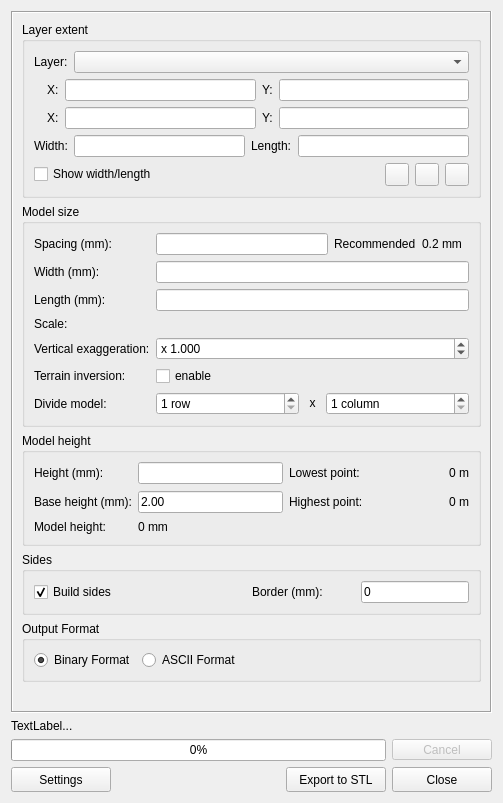
Above: DEMto3D_Dialog/DEMto3D_dialog_base.ui from jawensi/DEMto3D-QGIS-Plugin before the change. Below: the same form after it.
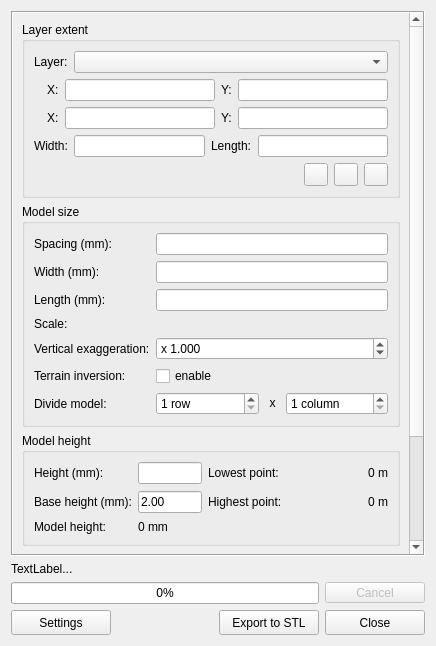
That is the form after the change. Icons and pictures are not drawn. Custom widgets are drawn as their Qt base class.

What changed in the file:
```diff
--- a/DEMto3D_Dialog/DEMto3D_dialog_base.ui
+++ b/DEMto3D_Dialog/DEMto3D_dialog_base.ui
@@ -9,8 +9,8 @@
    <rect>
     <x>0</x>
     <y>0</y>
-    <width>503</width>
-    <height>803</height>
+    <width>436</width>
+    <height>646</height>
    </rect>
   </property>
   <property name="windowTitle">
@@ -40,8 +40,8 @@
        <rect>
         <x>0</x>
         <y>0</y>
-        <width>456</width>
-        <height>686</height>
+        <width>402</width>
+        <height>681</height>
        </rect>
       </property>
       <layout class="QVBoxLayout" name="verticalLayout_8">
@@ -213,13 +213,6 @@
           </item>
           <item>
            <layout class="QHBoxLayout" name="horizontalLayout">
-            <item>
-             <widget class="QCheckBox" name="RotationCheckBox">
-              <property name="text">
-               <string>Show width/length</string>
-              </property>
-             </widget>
-            </item>
             <item>
              <spacer name="horizontalSpacer">
               <property name="orientation">
@@ -393,26 +386,6 @@
               <item>
                <widget class="QLineEdit" name="SpacingLineEdit"/>
               </item>
-              <item>
-               <widget class="QLabel" name="label18">
-                <property name="text">
-                 <string>Recommended</string>
-                </property>
-               </widget>
-              </item>
-              <item>
-               <widget class="QLabel" name="RecomSpacinglabel">
-                <property name="minimumSize">
-                 <size>
-                  <width>47</width>
-                  <height>20</height>
-                 </size>
-                </property>
-                <property name="text">
-                 <string>0.2 mm</string>
-                </property>
-               </widget>
-              </item>
              </layout>
             </item>
             <item row="5" column="1">
```
Left out of the diff: 52 changed lines with no effect on the pictures.
